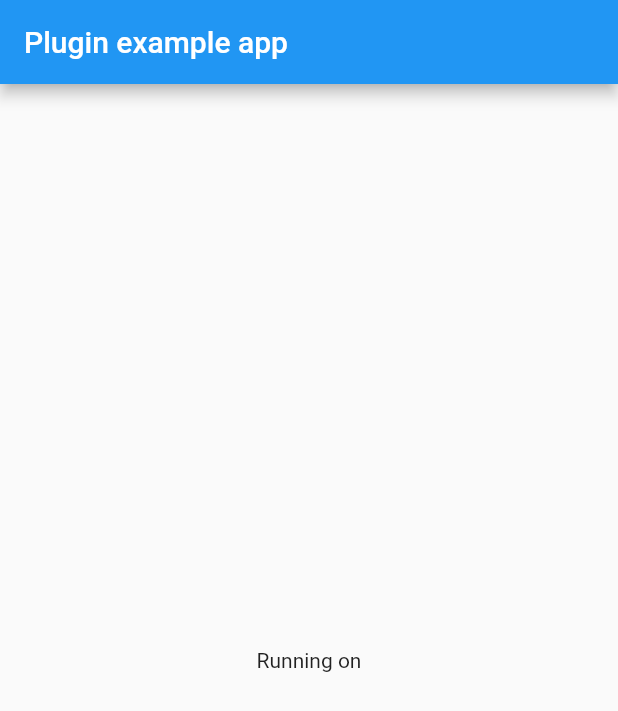
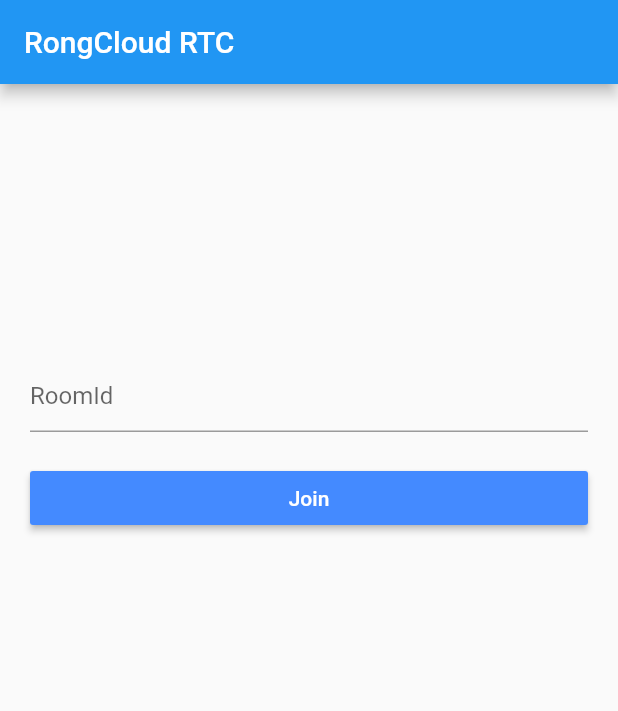
Before and after one commit to rongcloud/rongcloud-rtc-flutter-sdk, a Flutter app: the screen it shows after launch, on a phone screen of 412 x 824 dp. Shown: the top 711 px of the screen. Run offline on Flutter 3.47's test engine with Material 2 defaults, Android fonts, the phone set to English and light mode, and no system bars.

Commit message:
问题:增加页面 原因: 解决方案: Reviewer: 工单号: Log: X

```diff
--- /dev/null
+++ b/example/lib/index_page.dart
@@ -0,0 +1,89 @@
+import 'package:flutter/material.dart';
+
+import 'call_page.dart';
+
+class IndexPage extends StatefulWidget {
+  @override
+  State<StatefulWidget> createState() {
+    return new _IndexPageState();
+  }
+}
+
+class _IndexPageState extends State<IndexPage> {
+
+  final _textController = TextEditingController();
+  bool _validateError = false;
+
+  onJoinRTCRoom() async {
+    setState(() {
+      _textController.text.isEmpty
+          ? _validateError = true
+          : _validateError = false;
+    });
+
+    if (_textController.text.isNotEmpty) {
+      Navigator.push(
+          context,
+          MaterialPageRoute(
+              builder: (context) => new CallPage(
+                    roomId: _textController.text,
+                  )));
+    }
+  }
+
+
+  @override
+  void dispose() {
+    // dispose input controller
+    _textController.dispose();
+    super.dispose();
+  }
+
+  @override
+  Widget build(BuildContext context) {
+    return Scaffold(
+      appBar: AppBar (
+        title: Text("RongCloud RTC"),
+      ),
+      body: Center(
+        child: Container(
+              padding: EdgeInsets.symmetric(horizontal: 20),
+              height: 400,
+              child: Column(
+                children: <Widget>[
+                  Row(children: <Widget>[]),
+                  Row(children: <Widget>[
+                    Expanded(
+                        child: TextField(
+                      controller: _textController,
+                      decoration: InputDecoration(
+                          errorText: _validateError
+                              ? "RoomId is illegal"
+                              : null,
+                          border: UnderlineInputBorder(
+                              borderSide: BorderSide(width: 1)),
+                          hintText: 'RoomId'),
+                    ))
+                  ]),
+                  Padding(
+                      padding: EdgeInsets.symmetric(vertical: 20),
+                      child: Row(
+                        children: <Widget>[
+                          Expanded(
+                            child: RaisedButton(
+                              onPressed: () => onJoinRTCRoom(),
+                              child: Text("Join"),
+                              color: Colors.blueAccent,
+                              textColor: Colors.white,
+                            ),
+                          )
+                        ],
+                      )
+                    )
+                ],
+              )
+              ),
+      ),
+    );
+  }
+}
--- a/example/lib/main.dart
+++ b/example/lib/main.dart
@@ -3,6 +3,8 @@
 
 import 'package:flutter/services.dart';
 import 'package:rongcloud_rtc_plugin/rongcloud_rtc_plugin.dart';
+
+import 'index_page.dart';
 
 void main() => runApp(MyApp());
 
@@ -23,6 +25,12 @@
   Future<void> initPlatformState() async {
     // Platform messages may fail, so we use a try/catch PlatformException.
 
+    String appkey = "";
+    RongcloudRtcPlugin.init(appkey);
+
+    String imToken = "";
+    RongcloudRtcPlugin.connect(imToken);
+
     // If the widget was removed from the tree while the asynchronous platform
     // message was in flight, we want to discard the reply rather than calling
     // setState to update our non-existent appearance.
@@ -36,14 +44,11 @@
   @override
   Widget build(BuildContext context) {
     return MaterialApp(
-      home: Scaffold(
-        appBar: AppBar(
-          title: const Text('Plugin example app'),
-        ),
-        body: Center(
-          child: Text('Running on'),
-        ),
+      title: "flutter rtc demo",
+      theme: ThemeData(
+        primaryColor: Colors.blue,
       ),
+      home: IndexPage(),
     );
   }
 }
--- a/example/pubspec.yaml
+++ b/example/pubspec.yaml
@@ -12,6 +12,7 @@
   # The following adds the Cupertino Icons font to your application.
   # Use with the CupertinoIcons class for iOS style icons.
   cupertino_icons: ^0.1.2
+  permission_handler: '^3.1.0'
 
 dev_dependencies:
   flutter_test:
```
Also changed, not shown: example/lib/call_page.dart (added, +99 -0 lines), 2 other files.
